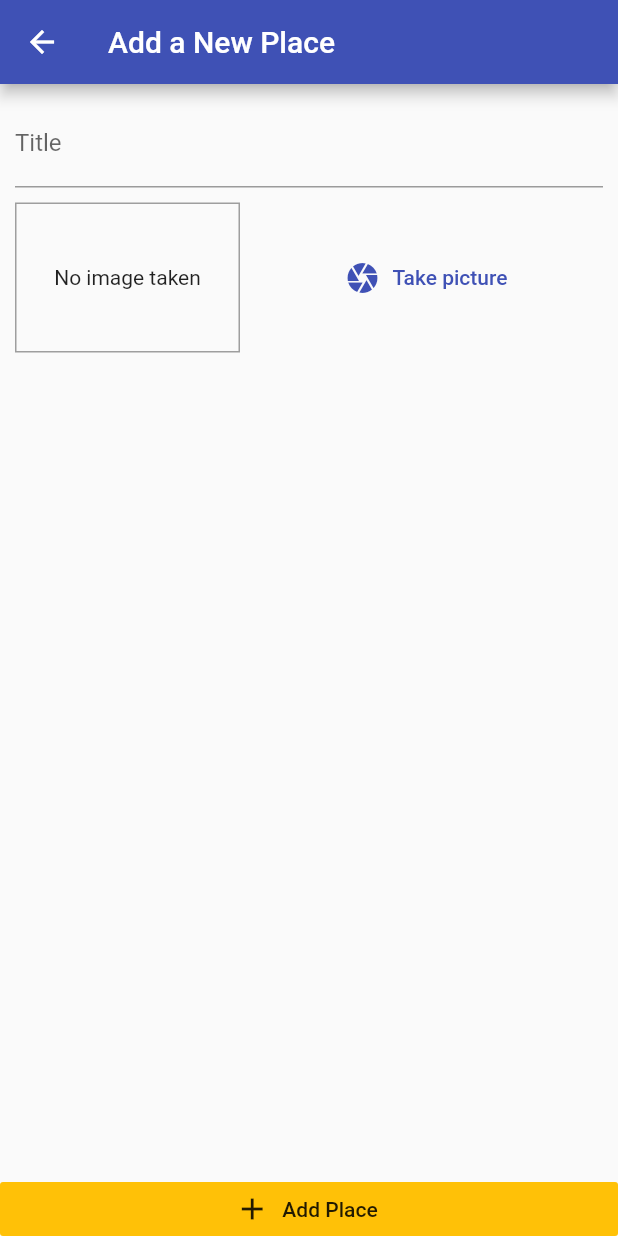
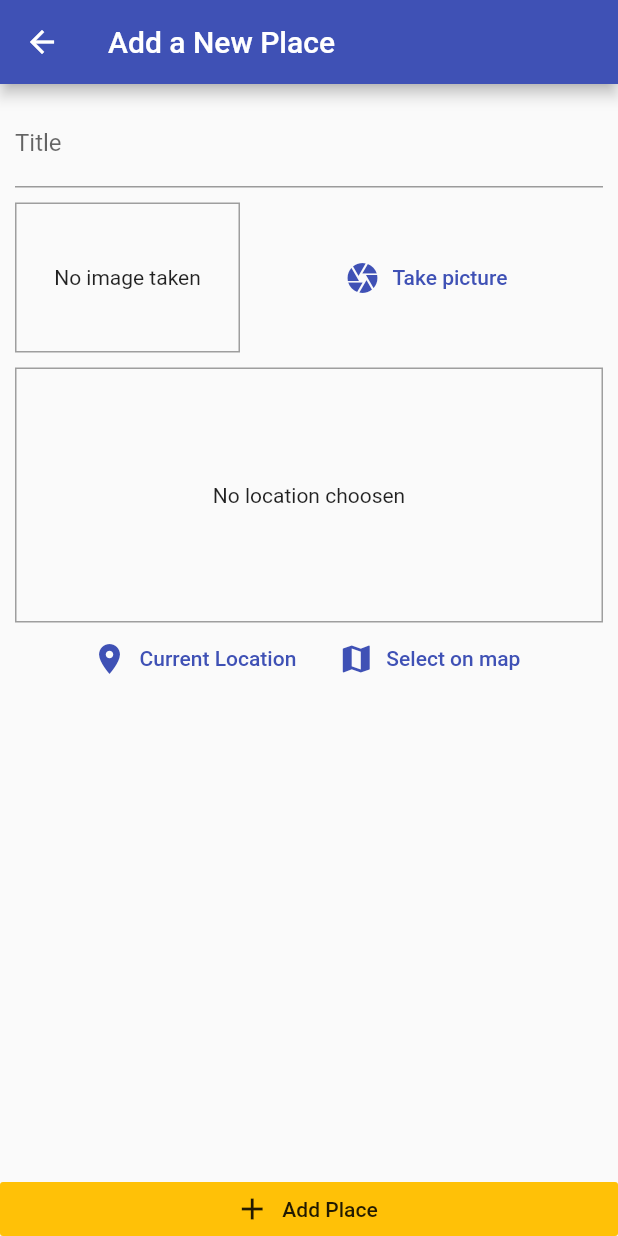
Before and after one commit to gaiyadev/great_places, a Flutter app: the AddPlaceScreen screen opened by its route, on a phone screen of 412 x 824 dp. Run offline on Flutter 3.47's test engine with Material 2 defaults, Android fonts, the phone set to English and light mode, and no system bars; our stand-ins replace image_picker, location, sqflite; accounts and stored records are empty.

Commit message:
Feat: getting user location

```diff
--- a/lib/screens/add_place_screen.dart
+++ b/lib/screens/add_place_screen.dart
@@ -3,6 +3,7 @@ import 'dart:io';
 import 'package:flutter/material.dart';
 import 'package:great_places/providers/great_places_provider.dart';
 import 'package:great_places/widgets/image_input.dart';
+import 'package:great_places/widgets/location_input.dart';
 import 'package:provider/provider.dart';
 
 class AddPlaceScreen extends StatefulWidget {
@@ -54,6 +55,10 @@ class _AddPlaceScreenState extends State<AddPlaceScreen> {
                       height: 10.0,
                     ),
                     ImageInput(_selectImage),
+                    SizedBox(
+                      height: 10.0,
+                    ),
+                    LocationInput(),
                   ],
                 ),
               ),
--- /dev/null
+++ b/lib/widgets/location_input.dart
@@ -0,0 +1,62 @@
+import 'package:flutter/material.dart';
+import 'package:location/location.dart';
+
+class LocationInput extends StatefulWidget {
+  @override
+  _LocationInputState createState() => _LocationInputState();
+}
+
+class _LocationInputState extends State<LocationInput> {
+  String _previewImageUrl;
+
+  Future<void> _getCurrentUserLocation() async {
+    final locData = await Location().getLocation();
+    print(locData.latitude);
+    print(locData.longitude);
+  }
+
+  @override
+  Widget build(BuildContext context) {
+    return Column(
+      children: [
+        Container(
+          decoration: BoxDecoration(
+            border: Border.all(
+              width: 1,
+              color: Colors.grey,
+            ),
+          ),
+          alignment: Alignment.center,
+          height: 170.0,
+          width: double.infinity,
+          child: _previewImageUrl == null
+              ? Center(
+                  child: Text('No location choosen'),
+                )
+              : Image.network(
+                  _previewImageUrl,
+                  fit: BoxFit.cover,
+                  width: double.infinity,
+                ),
+        ),
+        Row(
+          mainAxisAlignment: MainAxisAlignment.center,
+          children: [
+            FlatButton.icon(
+              onPressed: _getCurrentUserLocation,
+              icon: Icon(Icons.location_on),
+              label: Text('Current Location'),
+              textColor: Theme.of(context).primaryColor,
+            ),
+            FlatButton.icon(
+              onPressed: () {},
+              icon: Icon(Icons.map),
+              label: Text('Select on map'),
+              textColor: Theme.of(context).primaryColor,
+            ),
+          ],
+        ),
+      ],
+    );
+  }
+}
--- a/pubspec.yaml
+++ b/pubspec.yaml
@@ -34,7 +34,7 @@ dependencies:
   path: ^1.7.0
   sqflite: ^1.3.1+1
   path_provider: ^1.6.14
-  location: ^3.0.2
+  location: ^2.3.5
 
 
 
```
Also changed, not shown: pubspec.lock, 2 other files.
